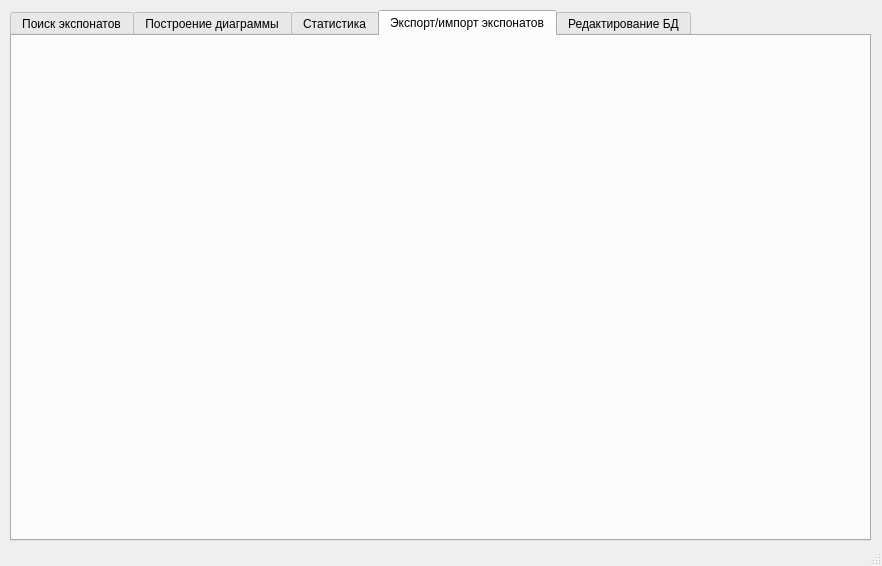
Qt form UI/MainWindow.ui (greg9804/MuseumIPS) before a commit.
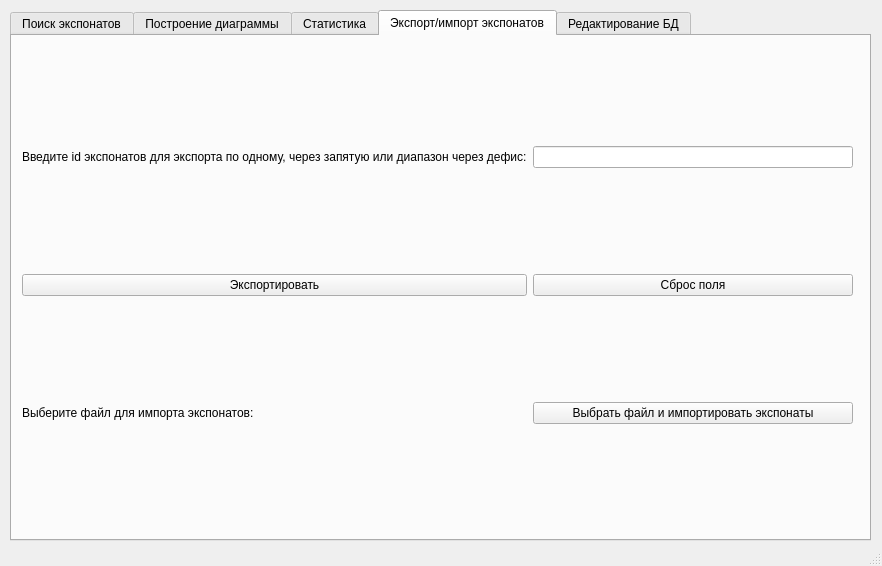
The same form after that commit. The open tabs and pages were chosen to show the change.

Commit message: написана часть импорта экспорта

Diff of the .ui file:
```diff
--- a/UI/MainWindow.ui
+++ b/UI/MainWindow.ui
@@ -376,6 +376,56 @@
         <attribute name="title">
          <string>Экспорт/импорт экспонатов</string>
         </attribute>
+        <widget class="QWidget" name="gridLayoutWidget_3">
+         <property name="geometry">
+          <rect>
+           <x>10</x>
+           <y>10</y>
+           <width>831</width>
+           <height>481</height>
+          </rect>
+         </property>
+         <layout class="QGridLayout" name="gridLayout_3">
+          <item row="0" column="1">
+           <widget class="QLineEdit" name="lineEdit_5"/>
+          </item>
+          <item row="0" column="0">
+           <widget class="QLabel" name="label_10">
+            <property name="text">
+             <string>Введите id экспонатов для экспорта по одному, через запятую или диапазон через дефис:</string>
+            </property>
+           </widget>
+          </item>
+          <item row="1" column="1">
+           <widget class="QPushButton" name="pushButtonClr2">
+            <property name="text">
+             <string>Сброс поля</string>
+            </property>
+           </widget>
+          </item>
+          <item row="1" column="0">
+           <widget class="QPushButton" name="pushButtonExport">
+            <property name="text">
+             <string>Экспортировать</string>
+            </property>
+           </widget>
+          </item>
+          <item row="2" column="0">
+           <widget class="QLabel" name="label_11">
+            <property name="text">
+             <string>Выберите файл для импорта экспонатов:</string>
+            </property>
+           </widget>
+          </item>
+          <item row="2" column="1">
+           <widget class="QPushButton" name="pushButtonImport">
+            <property name="text">
+             <string>Выбрать файл и импортировать экспонаты</string>
+            </property>
+           </widget>
+          </item>
+         </layout>
+        </widget>
        </widget>
        <widget class="QWidget" name="editTab">
         <attribute name="title">
```
Left out of the diff: 2 changed lines with no effect on the pictures. The commit also changes 6 other files.
